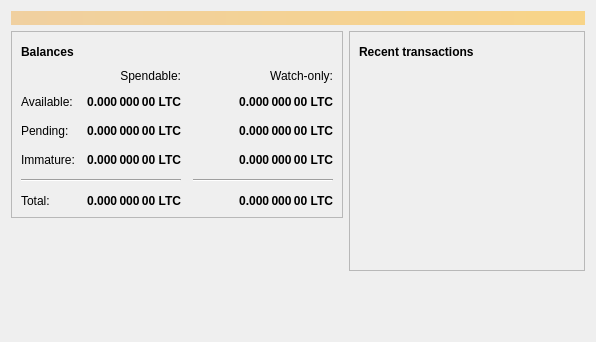
Before: the Qt Designer form src/qt/forms/overviewpage.ui in DivisionStreetDevs/darkWormCoin-master, drawn with Qt 5.
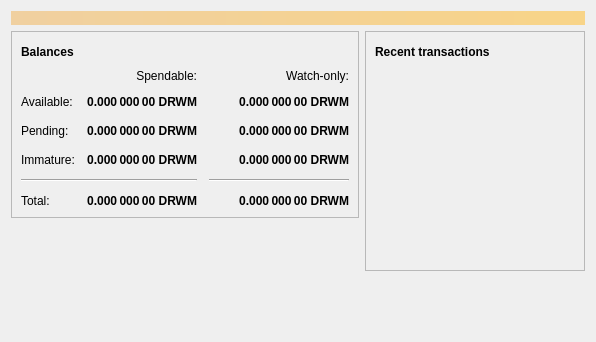
After: the same form once the commit is applied. Icons and pictures are not drawn.

What changed in the file:
```diff
--- a/src/qt/forms/overviewpage.ui
+++ b/src/qt/forms/overviewpage.ui
@@ -129,7 +129,7 @@
                <string>Unconfirmed transactions to watch-only addresses</string>
               </property>
               <property name="text">
-               <string notr="true">0.000 000 00 LTC</string>
+               <string notr="true">0.000 000 00 DRWM</string>
               </property>
               <property name="alignment">
                <set>Qt::AlignRight|Qt::AlignTrailing|Qt::AlignVCenter</set>
@@ -154,7 +154,7 @@
                <string>Total of transactions that have yet to be confirmed, and do not yet count toward the spendable balance</string>
               </property>
               <property name="text">
-               <string notr="true">0.000 000 00 LTC</string>
+               <string notr="true">0.000 000 00 DRWM</string>
               </property>
               <property name="alignment">
                <set>Qt::AlignRight|Qt::AlignTrailing|Qt::AlignVCenter</set>
@@ -179,7 +179,7 @@
                <string>Mined balance in watch-only addresses that has not yet matured</string>
               </property>
               <property name="text">
-               <string notr="true">0.000 000 00 LTC</string>
+               <string notr="true">0.000 000 00 DRWM</string>
               </property>
               <property name="alignment">
                <set>Qt::AlignRight|Qt::AlignTrailing|Qt::AlignVCenter</set>
@@ -237,7 +237,7 @@
                <string>Mined balance that has not yet matured</string>
               </property>
               <property name="text">
-               <string notr="true">0.000 000 00 LTC</string>
+               <string notr="true">0.000 000 00 DRWM</string>
               </property>
               <property name="alignment">
                <set>Qt::AlignRight|Qt::AlignTrailing|Qt::AlignVCenter</set>
@@ -282,7 +282,7 @@
                <string>Your current total balance</string>
               </property>
               <property name="text">
-               <string notr="true">0.000 000 00 LTC</string>
+               <string notr="true">0.000 000 00 DRWM</string>
               </property>
               <property name="alignment">
                <set>Qt::AlignRight|Qt::AlignTrailing|Qt::AlignVCenter</set>
@@ -307,7 +307,7 @@
                <string>Current total balance in watch-only addresses</string>
               </property>
               <property name="text">
-               <string notr="true">0.000 000 00 LTC</string>
+               <string notr="true">0.000 000 00 DRWM</string>
               </property>
               <property name="alignment">
                <set>Qt::AlignRight|Qt::AlignTrailing|Qt::AlignVCenter</set>
@@ -349,7 +349,7 @@
                <string>Your current spendable balance</string>
               </property>
               <property name="text">
-               <string notr="true">0.000 000 00 LTC</string>
+               <string notr="true">0.000 000 00 DRWM</string>
               </property>
               <property name="alignment">
                <set>Qt::AlignRight|Qt::AlignTrailing|Qt::AlignVCenter</set>
@@ -374,7 +374,7 @@
                <string>Your current balance in watch-only addresses</string>
               </property>
               <property name="text">
-               <string notr="true">0.000 000 00 LTC</string>
+               <string notr="true">0.000 000 00 DRWM</string>
               </property>
               <property name="alignment">
                <set>Qt::AlignRight|Qt::AlignTrailing|Qt::AlignVCenter</set>
```
Left out of the diff: 4 changed lines with no effect on the pictures.
